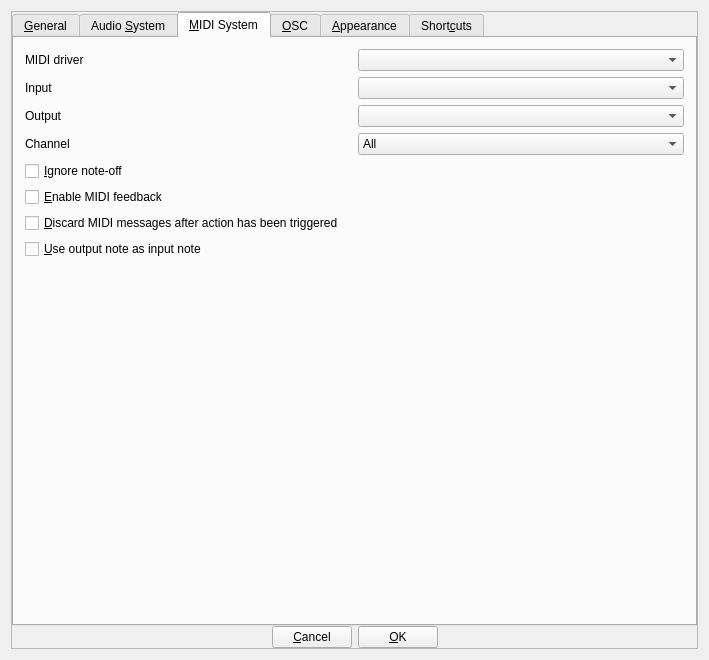
Old version of the form src/gui/src/PreferencesDialog/PreferencesDialog_UI.ui in the repository hydrogen-music/hydrogen.
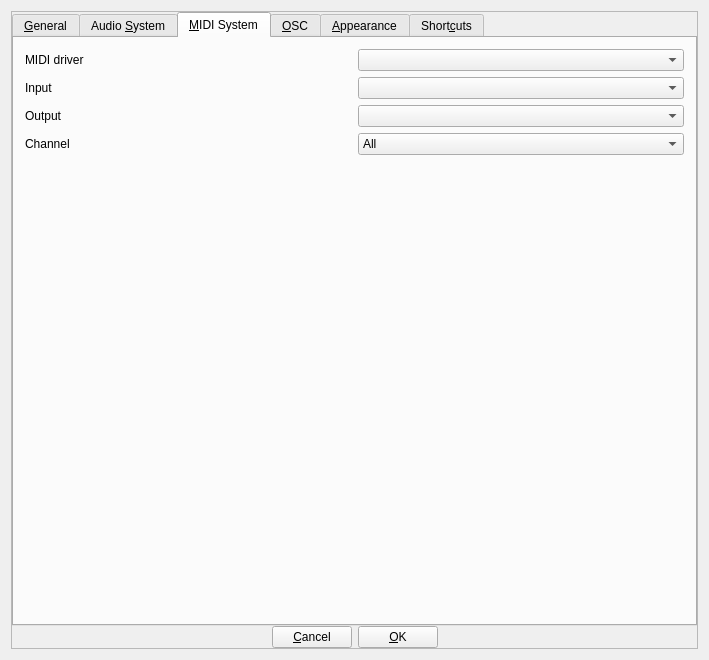
New version of the form. The open tabs and pages were chosen to show the change. Custom widgets are drawn as their Qt base class.

Commit message:
PreferencesDialog: move MIDI settings to MidiControlDialog
at least those not concerning the MIDI driver. All those things which require a driver restart, stay in `PreferencesDialog`

Patch:
```diff
--- a/src/gui/src/PreferencesDialog/PreferencesDialog_UI.ui
+++ b/src/gui/src/PreferencesDialog/PreferencesDialog_UI.ui
@@ -831,40 +831,10 @@
               </layout>
              </item>
              <item>
-              <layout class="QHBoxLayout" name="horizontalLayout_4">
-               <item>
-                <widget class="QCheckBox" name="m_pIgnoreNoteOffCheckBox">
-                 <property name="text">
-                  <string>&amp;Ignore note-off</string>
-                 </property>
-                </widget>
-               </item>
-              </layout>
+              <layout class="QHBoxLayout" name="horizontalLayout_4"/>
              </item>
              <item>
-              <widget class="QCheckBox" name="m_pEnableMidiFeedbackCheckBox">
-               <property name="text">
-                <string>&amp;Enable MIDI feedback</string>
-               </property>
-              </widget>
-             </item>
-             <item>
-              <widget class="QCheckBox" name="m_pDiscardMidiMsgCheckbox">
-               <property name="text">
-                <string>&amp;Discard MIDI messages after action has been triggered</string>
-               </property>
-              </widget>
-             </item>
-             <item>
-              <layout class="QHBoxLayout" name="horizontalLayout_8">
-               <item>
-                <widget class="QCheckBox" name="m_pFixedMapping">
-                 <property name="text">
-                  <string>&amp;Use output note as input note</string>
-                 </property>
-                </widget>
-               </item>
-              </layout>
+              <layout class="QHBoxLayout" name="horizontalLayout_8"/>
              </item>
             </layout>
            </item>
```
The commit also changes 23 other files.
